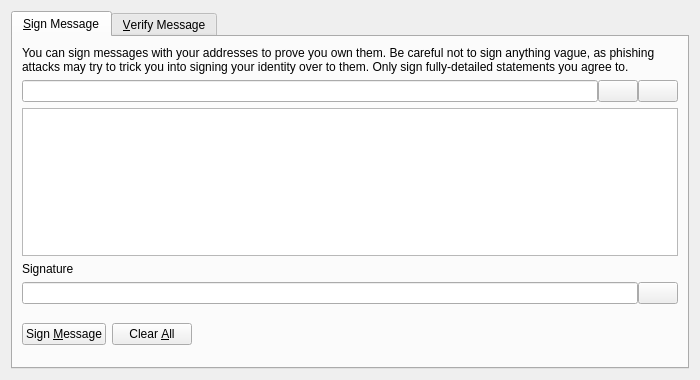
First picture: the form in src/qt/forms/signverifymessagedialog.ui, repository Prime-Cryptos/Prime-xi, before the edit.
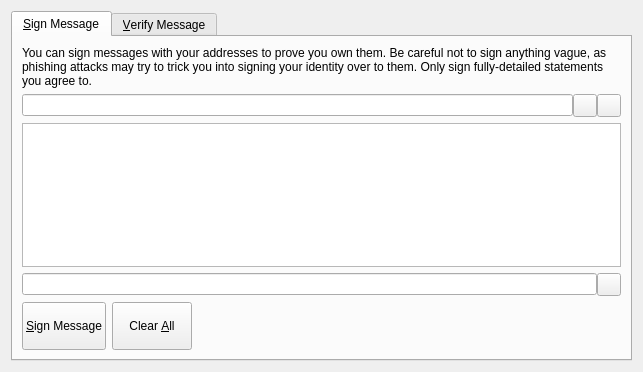
Second picture: the form after the edit. Icons and pictures are not drawn. Custom widgets are drawn as their Qt base class.

What changed in the file:
```diff
--- a/src/qt/forms/signverifymessagedialog.ui
+++ b/src/qt/forms/signverifymessagedialog.ui
@@ -6,8 +6,8 @@
    <rect>
     <x>0</x>
     <y>0</y>
-    <width>700</width>
-    <height>380</height>
+    <width>643</width>
+    <height>372</height>
    </rect>
   </property>
   <property name="windowTitle">
@@ -56,7 +56,7 @@
           </widget>
          </item>
          <item>
-          <widget class="QPushButton" name="addressBookButton_SM">
+          <widget class="QToolButton" name="addressBookButton_SM">
            <property name="toolTip">
             <string>Choose an address from the address book</string>
            </property>
@@ -70,13 +70,10 @@
            <property name="shortcut">
             <string>Alt+A</string>
            </property>
-           <property name="autoDefault">
-            <bool>false</bool>
-           </property>
           </widget>
          </item>
          <item>
-          <widget class="QPushButton" name="pasteButton_SM">
+          <widget class="QToolButton" name="pasteButton_SM">
            <property name="toolTip">
             <string>Paste address from clipboard</string>
            </property>
@@ -90,9 +87,6 @@
            <property name="shortcut">
             <string>Alt+P</string>
            </property>
-           <property name="autoDefault">
-            <bool>false</bool>
-           </property>
           </widget>
          </item>
         </layout>
@@ -104,16 +98,6 @@
          </property>
         </widget>
        </item>
-       <item>
-        <widget class="QLabel" name="signatureLabel_SM">
-         <property name="text">
-          <string>Signature</string>
-         </property>
-         <property name="textFormat">
-          <enum>Qt::PlainText</enum>
-         </property>
-        </widget>
-       </item>
        <item>
         <layout class="QHBoxLayout" name="horizontalLayout_2_SM">
          <property name="spacing">
@@ -132,7 +116,7 @@
           </widget>
          </item>
          <item>
-          <widget class="QPushButton" name="copySignatureButton_SM">
+          <widget class="QToolButton" name="copySignatureButton_SM">
            <property name="toolTip">
             <string>Copy the current signature to the system clipboard</string>
            </property>
@@ -140,11 +124,8 @@
             <string/>
            </property>
            <property name="icon">
-            <iconset resource="../bitcoin.qrc">
-             <normaloff>:/icons/editcopy</normaloff>:/icons/editcopy</iconset>
-           </property>
-           <property name="autoDefault">
-            <bool>false</bool>
+            <iconset resource="../themes.qrc">
+             <normaloff>:/default/res/themes/default/icons/light/copy.png</normaloff>:/default/res/themes/default/icons/light/copy.png</iconset>
            </property>
           </widget>
          </item>
@@ -154,11 +135,17 @@
         <layout class="QHBoxLayout" name="horizontalLayout_3_SM">
          <item>
           <widget class="QPushButton" name="signMessageButton_SM">
+           <property name="sizePolicy">
+            <sizepolicy hsizetype="Preferred" vsizetype="Minimum">
+             <horstretch>0</horstretch>
+             <verstretch>0</verstretch>
+            </sizepolicy>
+           </property>
            <property name="toolTip">
             <string>Sign the message to prove you own this primexi address</string>
            </property>
            <property name="text">
-            <string>Sign &amp;Message</string>
+            <string>&amp;Sign Message</string>
            </property>
            <property name="icon">
             <iconset resource="../bitcoin.qrc">
@@ -171,6 +158,12 @@
          </item>
          <item>
           <widget class="QPushButton" name="clearButton_SM">
+           <property name="sizePolicy">
+            <sizepolicy hsizetype="Preferred" vsizetype="Minimum">
+             <horstretch>0</horstretch>
+             <verstretch>0</verstretch>
+            </sizepolicy>
+           </property>
            <property name="toolTip">
             <string>Reset all sign message fields</string>
            </property>
@@ -215,19 +208,6 @@
            </property>
           </widget>
          </item>
-         <item>
-          <spacer name="horizontalSpacer_2_SM">
-           <property name="orientation">
-            <enum>Qt::Horizontal</enum>
-           </property>
-           <property name="sizeHint" stdset="0">
-            <size>
-             <width>40</width>
-             <height>48</height>
-            </size>
-           </property>
-          </spacer>
-         </item>
         </layout>
        </item>
       </layout>
```
Left out of the diff: 61 changed lines with no effect on the pictures.
